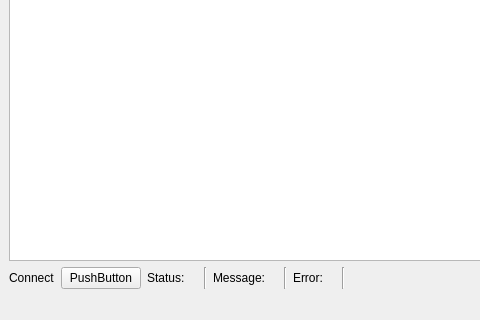
This is mqt/MqtQrzServer/qrzservermainwindow.ui in Rsclub22/Minos2-Mirror as Qt 5 draws it before an edit; both pictures show x 0 to 480 and y 286 to 606 of the 630 by 606 pixel window. The edited form follows.
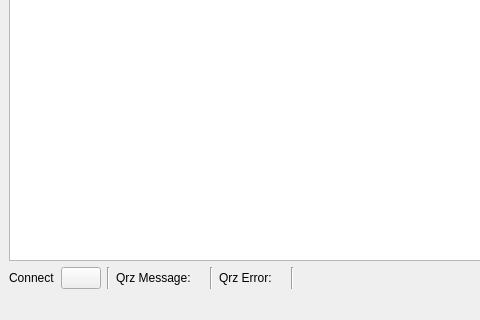
This is the edited form.

What changed in the file:
```diff
--- a/mqt/MqtQrzServer/qrzservermainwindow.ui
+++ b/mqt/MqtQrzServer/qrzservermainwindow.ui
@@ -30,20 +30,6 @@
       <item>
        <widget class="QPushButton" name="connectPb">
         <property name="text">
-         <string>PushButton</string>
-        </property>
-       </widget>
-      </item>
-      <item>
-       <widget class="QLabel" name="statusLabel">
-        <property name="text">
-         <string>Status:</string>
-        </property>
-       </widget>
-      </item>
-      <item>
-       <widget class="QLabel" name="statusText">
-        <property name="text">
          <string/>
         </property>
        </widget>
@@ -58,7 +44,7 @@
       <item>
        <widget class="QLabel" name="messageTextLabel">
         <property name="text">
-         <string>Message:</string>
+         <string>Qrz Message:</string>
         </property>
        </widget>
       </item>
@@ -79,7 +65,7 @@
       <item>
        <widget class="QLabel" name="errorLabel">
         <property name="text">
-         <string>Error:</string>
+         <string>Qrz Error:</string>
         </property>
        </widget>
       </item>
```
